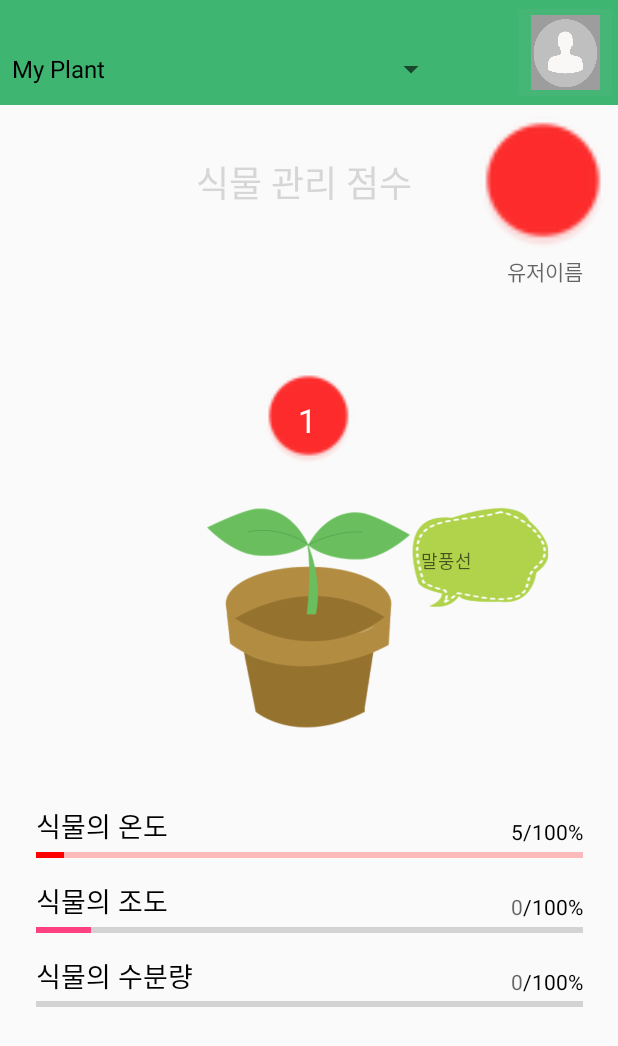
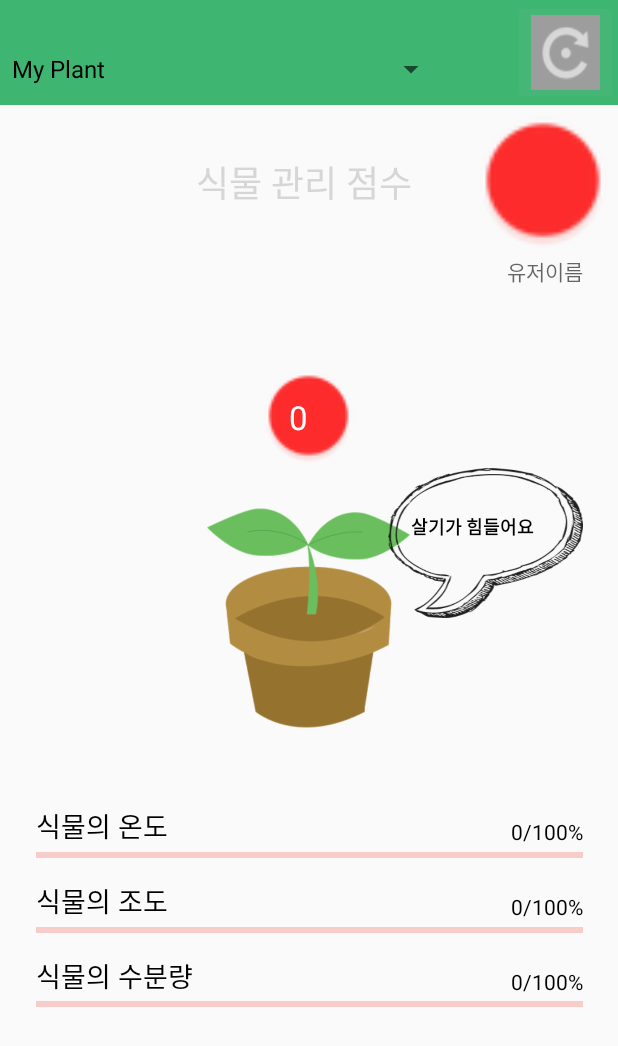
Before and after one commit to KimMyeongSeop/PlantCommunity, an Android app: the Myplant screen opened directly, with no data from a screen before it, after a tap on an icon or button, on a phone screen of 412 x 824 dp. Shown: the top 1046 px of the screen. Run offline under Robolectric (Android 15) with nearby library versions, the phone set to English and light mode, and no system bars.

Commit message:
1차수정

```diff
--- a/app/src/main/java/org/androidtown/myapplication/Myplant.java
+++ b/app/src/main/java/org/androidtown/myapplication/Myplant.java
@@ -32,7 +32,14 @@ public class Myplant extends AppCompatActivity{
     ProgressBar progressBar1;
     ProgressBar progressBar2;
     ProgressBar progressBar3;
-    int num=0;
+
+    int temp=0;
+    int light=0;
+    int water=0;
+
+    int set_temp=100;
+    int set_light=100;
+    int set_water=100;
 
     @Override
     protected void onCreate(@Nullable Bundle savedInstanceState) {
@@ -89,24 +96,71 @@ public class Myplant extends AppCompatActivity{
             }
         });
 
+
+
         home.setOnClickListener(new View.OnClickListener() {
             @Override
             public void onClick(View view) {
-                num = num+5;
-                progressBar1.incrementProgressBy(5);
-                progressBar2.incrementProgressBy(10);
-                per1.setText(String.valueOf(num));
-                if(num<=30)
-                    progressBar1.getProgressDrawable().setColorFilter(Color.RED, PorterDuff.Mode.SRC_IN);
-                else if(num>30&&num<=60)
-                    progressBar1.getProgressDrawable().setColorFilter(Color.YELLOW, PorterDuff.Mode.SRC_IN);
+                if(temp>=100)
+                    temp=0;
+                if(light>=100)
+                    light=0;
+                if(water>=100)
+                    water=0;
+
+                progressBar1.setProgress(100*temp/set_temp);
+                progressBar2.setProgress(100*light/set_light);
+                progressBar3.setProgress(100*water/set_water);
+
+                per1.setText(String.valueOf(temp));
+                per2.setText(String.valueOf(light));
+                per3.setText(String.valueOf(water));
+
+                if(temp<=50)
+                    progressBar1.getProgressDrawable().setColorFilter(Color.rgb(230,76,60), PorterDuff.Mode.SRC_IN);
+                else if(temp>50&&temp <=80)
+                    progressBar1.getProgressDrawable().setColorFilter(Color.rgb(240,195,15), PorterDuff.Mode.SRC_IN);
                 else
-                    progressBar1.getProgressDrawable().setColorFilter(Color.GREEN, PorterDuff.Mode.SRC_IN);
+                    progressBar1.getProgressDrawable().setColorFilter(Color.rgb(46,203,113), PorterDuff.Mode.SRC_IN);
 
-                if(num==100) {
-                    progressBar1.incrementProgressBy(-100);
-                    num=0;
-                }
+                if(light<=50)
+                    progressBar2.getProgressDrawable().setColorFilter(Color.rgb(230,76,60), PorterDuff.Mode.SRC_IN);
+                else if(light>50&&light<=80)
+                    progressBar2.getProgressDrawable().setColorFilter(Color.rgb(240,195,15), PorterDuff.Mode.SRC_IN);
+                else
+                    progressBar2.getProgressDrawable().setColorFilter(Color.rgb(46,203,113), PorterDuff.Mode.SRC_IN);
+
+                if(water<=50)
+                    progressBar3.getProgressDrawable().setColorFilter(Color.rgb(230,76,60), PorterDuff.Mode.SRC_IN);
+                else if(water>50&&water <=80)
+                    progressBar3.getProgressDrawable().setColorFilter(Color.rgb(240,195,15), PorterDuff.Mode.SRC_IN);
+                else
+                    progressBar3.getProgressDrawable().setColorFilter(Color.rgb(46,203,113), PorterDuff.Mode.SRC_IN);
+
+
+                if(water>=50&&temp>=50&&light>=50)
+                    speech.setText("최적한 환경이에요");
+                else if(water>=50&&temp>=50&&light<50)
+                speech.setText("햇빛이 부족해요");
+                else if(water>=50&&temp<50&&light>=50)
+                    speech.setText("너무 추워요");
+                else if(water>=50&&temp<50&&light<50)
+                    speech.setText("춥고 어두워요");
+                else if(water<50&&temp>=50&&light>=50)
+                    speech.setText("목이 말라요");
+                else if(water<50&&temp>=50&&light<50)
+                    speech.setText("어둡고 목이말라요");
+                else if(water<50&&temp<50&&light>=50)
+                    speech.setText("춥고 목이말라요");
+                else if(water<50&&temp<50&&light<50)
+                    speech.setText("살기가 힘들어요");
+
+                int SCORE = (100*temp/set_temp+100*light/set_light+100*water/set_water)/3;
+                score.setText(String.valueOf(SCORE));
+
+                temp+=5;
+                light+=15;
+                water+=30;
             }
         });
     }
--- a/app/src/main/java/org/androidtown/myapplication/Signupinfo.java
+++ b/app/src/main/java/org/androidtown/myapplication/Signupinfo.java
@@ -36,7 +36,7 @@ public class Signupinfo extends AppCompatActivity {
         next.setOnClickListener(new View.OnClickListener() {
             @Override
             public void onClick(View view) {
-                Intent intent=new Intent(getApplicationContext(), Resister_rpi.class);
+                Intent intent=new Intent(getApplicationContext(), SignupMyPlant.class);
                 startActivity(intent);
             }
         });
@@ -70,6 +70,7 @@ public class Signupinfo extends AppCompatActivity {
     @Override
     protected void onActivityResult(int requestCode, int resultCode, Intent data) {
         super.onActivityResult(requestCode, resultCode, data);
+        if(data!=null)
             switch (requestCode)
             {
                 case 0:
--- a/app/src/main/res/layout/myplant.xml
+++ b/app/src/main/res/layout/myplant.xml
@@ -24,7 +24,8 @@
         android:src="@drawable/unnamed"
         android:layout_alignWithParentIfMissing="false"
         android:layout_centerVertical="true"
-        android:layout_centerHorizontal="true" />
+        android:layout_centerHorizontal="true"
+        android:adjustViewBounds="true" />
 
     <RelativeLayout
         android:layout_width="match_parent"
@@ -47,7 +48,7 @@
             android:layout_width="70dp"
             android:layout_height="70dp"
             android:id="@+id/imageButton11"
-            android:src="@drawable/person"
+            android:src="@android:drawable/ic_menu_rotate"
             android:nestedScrollingEnabled="false"
             android:longClickable="false"
             android:cropToPadding="false"
@@ -89,8 +90,8 @@
         android:id="@+id/score"
         android:layout_alignTop="@+id/imageView11"
         android:layout_alignStart="@+id/imageView11"
-        android:layout_marginLeft="28dp"
-        android:layout_marginTop="23dp"
+        android:layout_marginLeft="22dp"
+        android:layout_marginTop="21dp"
         android:textColor="#ffffff" />
 
     <TextView
@@ -107,29 +108,29 @@
         android:layout_marginEnd="23dp" />
 
     <ImageView
-        android:layout_width="150dp"
+        android:layout_width="130dp"
         android:layout_height="100dp"
         android:id="@+id/imageView12"
-        android:src="@drawable/speech_bubble"
+        android:src="@drawable/speech_bubble1"
         android:adjustViewBounds="true"
         android:nestedScrollingEnabled="false"
         android:scaleType="fitXY"
-        android:layout_marginTop="15dp"
-        android:layout_alignTop="@+id/imageView10"
-        android:layout_alignEnd="@+id/user" />
+        android:layout_below="@+id/imageView11"
+        android:layout_alignEnd="@+id/user_name" />
 
     <TextView
         android:layout_width="wrap_content"
         android:layout_height="wrap_content"
         android:textAppearance="?android:attr/textAppearanceLarge"
         android:id="@+id/textView13"
-        android:layout_marginLeft="0dp"
-        android:textColor="#ffffff"
+        android:layout_marginLeft="15dp"
+        android:textColor="#000000"
         android:hint="말풍선"
         android:textSize="12dp"
-        android:layout_marginTop="37dp"
-        android:layout_alignTop="@+id/imageView12"
-        android:layout_toEndOf="@+id/imageView10" />
+        android:textStyle="bold"
+        android:layout_alignTop="@+id/imageView10"
+        android:layout_alignStart="@+id/imageView12"
+        android:layout_marginTop="30dp" />
 
     <ProgressBar
         style="?android:attr/progressBarStyleHorizontal"
--- a/app/src/main/res/values/PlantTemp-arr.xml
+++ b/app/src/main/res/values/PlantTemp-arr.xml
@@ -2,9 +2,9 @@
 <resources>
     <string-array name="spinnerArray2">
         <item>[온도 선택]</item>
-        <item>-20도 ~ -10도</item>
         <item>-10도 ~ 0도</item>
         <item>0도 ~ 10도</item>
         <item>10도 ~ 20도</item>
+        <item>20도 ~ 30도</item>
     </string-array>
 </resources>
```
Also changed, not shown: app/src/main/java/org/androidtown/myapplication/Diary.java (+0 -24 lines), app/src/main/java/org/androidtown/myapplication/LoginActivity.java (+2 -7 lines), app/src/main/java/org/androidtown/myapplication/Resister_rpi.java (+1 -10 lines), app/src/main/java/org/androidtown/myapplication/SignupMyPlant.java (+10 -4 lines), app/src/main/res/layout/diary.xml (+1 -31 lines), app/src/main/res/layout/register_rpi.xml (+0 -12 lines), app/src/main/res/layout/sign_up_plant.xml (+10 -0 lines), app/src/main/res/drawable/speech_bubble.png, app/src/main/res/drawable/speech_bubble1.png (added). Lines whose indentation alone changed are shown as unchanged.
